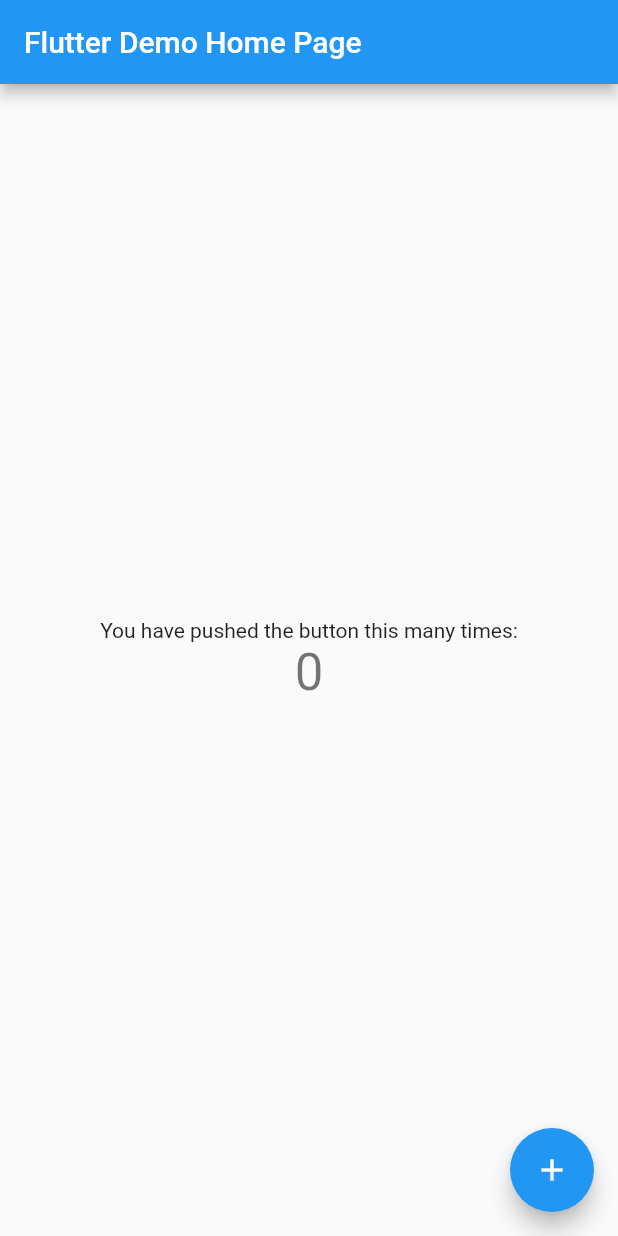
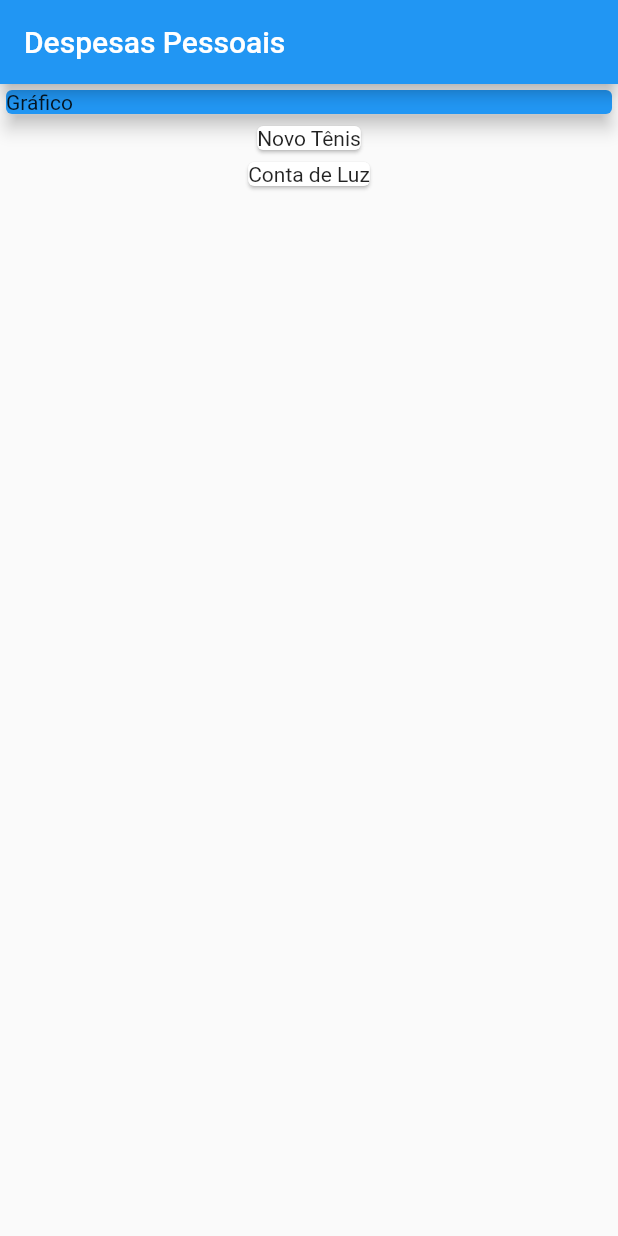
Before and after one commit to douglasfcsoares/expenses, a Flutter app: the screen it shows after launch, on a phone screen of 412 x 824 dp. Run offline on Flutter 3.47's test engine with Material 2 defaults, Android fonts, the phone set to English and light mode, and no system bars.

Commit message:
criando classe modelo da transação, com construtores

```diff
--- a/lib/main.dart
+++ b/lib/main.dart
@@ -1,115 +1,64 @@
+import 'package:expenses/models/transaction.dart';
 import 'package:flutter/material.dart';
 
 void main() {
-  runApp(const MyApp());
+  runApp(const ExpensesApp());
 }
 
-class MyApp extends StatelessWidget {
-  const MyApp({Key? key}) : super(key: key);
+class ExpensesApp extends StatelessWidget {
+  const ExpensesApp({Key? key}) : super(key: key);
 
   // This widget is the root of your application.
   @override
   Widget build(BuildContext context) {
     return MaterialApp(
-      title: 'Flutter Demo',
-      theme: ThemeData(
-        // This is the theme of your application.
-        //
-        // Try running your application with "flutter run". You'll see the
-        // application has a blue toolbar. Then, without quitting the app, try
-        // changing the primarySwatch below to Colors.green and then invoke
-        // "hot reload" (press "r" in the console where you ran "flutter run",
-        // or simply save your changes to "hot reload" in a Flutter IDE).
-        // Notice that the counter didn't reset back to zero; the application
-        // is not restarted.
-        primarySwatch: Colors.blue,
-      ),
-      home: const MyHomePage(title: 'Flutter Demo Home Page'),
+      home: MyHomePage(),
     );
   }
 }
 
-class MyHomePage extends StatefulWidget {
-  const MyHomePage({Key? key, required this.title}) : super(key: key);
+class MyHomePage extends StatelessWidget {
+  MyHomePage({Key? key}) : super(key: key);
 
-  // This widget is the home page of your application. It is stateful, meaning
-  // that it has a State object (defined below) that contains fields that affect
-  // how it looks.
-
-  // This class is the configuration for the state. It holds the values (in this
-  // case the title) provided by the parent (in this case the App widget) and
-  // used by the build method of the State. Fields in a Widget subclass are
-  // always marked "final".
-
-  final String title;
-
-  @override
-  State<MyHomePage> createState() => _MyHomePageState();
-}
-
-class _MyHomePageState extends State<MyHomePage> {
-  int _counter = 0;
-
-  void _incrementCounter() {
-    setState(() {
-      // This call to setState tells the Flutter framework that something has
-      // changed in this State, which causes it to rerun the build method below
-      // so that the display can reflect the updated values. If we changed
-      // _counter without calling setState(), then the build method would not be
-      // called again, and so nothing would appear to happen.
-      _counter++;
-    });
-  }
+  final _transactions = [
+    Transaction(
+      id: 't1',
+      title: 'Novo Tênis',
+      value: 310.76,
+      date: DateTime.now(),
+    ),
+    Transaction(
+      id: 't2',
+      title: 'Conta de Luz',
+      value: 60.76,
+      date: DateTime.now(),
+    ),
+  ];
 
   @override
   Widget build(BuildContext context) {
-    // This method is rerun every time setState is called, for instance as done
-    // by the _incrementCounter method above.
-    //
-    // The Flutter framework has been optimized to make rerunning build methods
-    // fast, so that you can just rebuild anything that needs updating rather
-    // than having to individually change instances of widgets.
     return Scaffold(
       appBar: AppBar(
-        // Here we take the value from the MyHomePage object that was created by
-        // the App.build method, and use it to set our appbar title.
-        title: Text(widget.title),
+        title: const Text('Despesas Pessoais'),
       ),
-      body: Center(
-        // Center is a layout widget. It takes a single child and positions it
-        // in the middle of the parent.
-        child: Column(
-          // Column is also a layout widget. It takes a list of children and
-          // arranges them vertically. By default, it sizes itself to fit its
-          // children horizontally, and tries to be as tall as its parent.
-          //
-          // Invoke "debug painting" (press "p" in the console, choose the
-          // "Toggle Debug Paint" action from the Flutter Inspector in Android
-          // Studio, or the "Toggle Debug Paint" command in Visual Studio Code)
-          // to see the wireframe for each widget.
-          //
-          // Column has various properties to control how it sizes itself and
-          // how it positions its children. Here we use mainAxisAlignment to
-          // center the children vertically; the main axis here is the vertical
-          // axis because Columns are vertical (the cross axis would be
-          // horizontal).
-          mainAxisAlignment: MainAxisAlignment.center,
-          children: <Widget>[
-            const Text(
-              'You have pushed the button this many times:',
+      body: Column(
+        children: [
+          const SizedBox(
+            width: double.infinity,
+            child: Card(
+              color: Colors.blue,
+              elevation: 5,
+              child: Text('Gráfico'),
             ),
-            Text(
-              '$_counter',
-              style: Theme.of(context).textTheme.headline4,
-            ),
-          ],
-        ),
+          ),
+          Column(
+              children: _transactions.map((tr) {
+            return Card(
+              child: Text(tr.title),
+            );
+          }).toList()),
+        ],
       ),
-      floatingActionButton: FloatingActionButton(
-        onPressed: _incrementCounter,
-        tooltip: 'Increment',
-        child: const Icon(Icons.add),
-      ), // This trailing comma makes auto-formatting nicer for build methods.
     );
   }
 }
```
Also changed, not shown: 1 other file.
